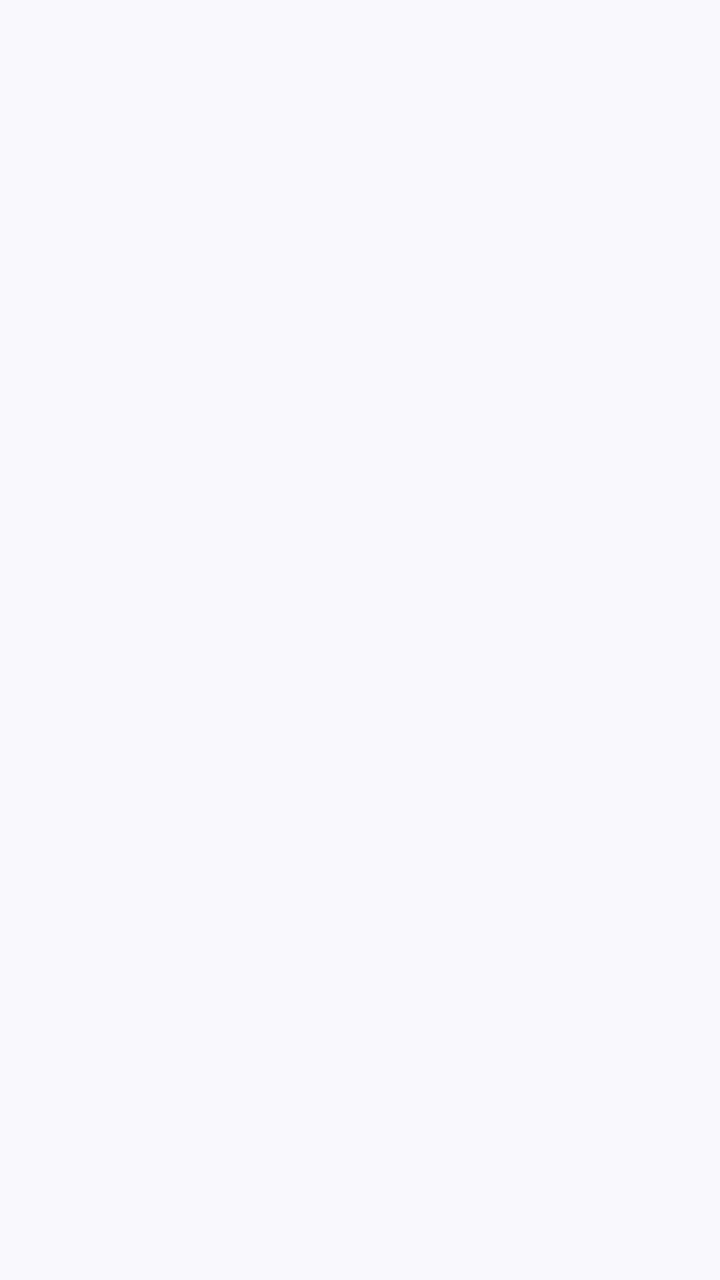
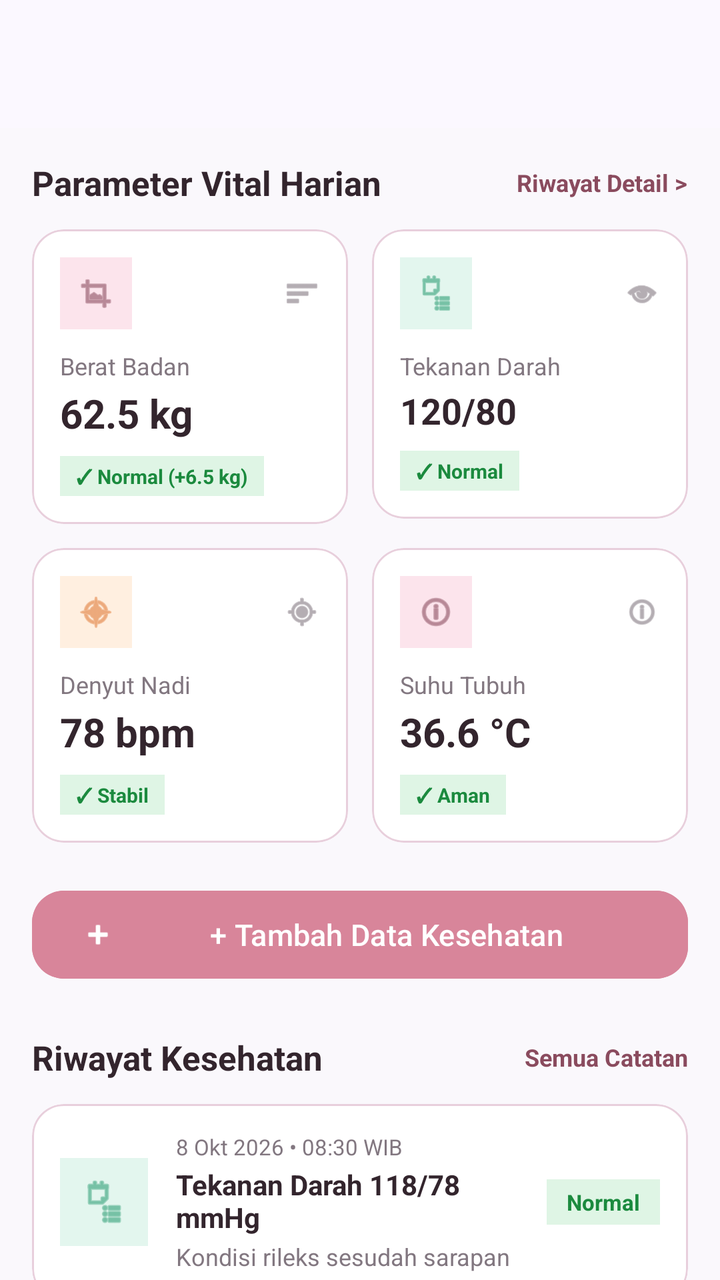

Screens rendered from an Android XML layout before and after an edit, with the pre-edit source and the edit as a unified diff.
<!-- AndroidManifest.xml: application theme Theme.Mutia -->
<!-- res/layout/fragment_kesehatan.xml -->
<?xml version="1.0" encoding="utf-8"?>
<androidx.coordinatorlayout.widget.CoordinatorLayout
    xmlns:android="http://schemas.android.com/apk/res/android"
    xmlns:app="http://schemas.android.com/apk/res-auto"
    xmlns:tools="http://schemas.android.com/tools"
    android:layout_width="match_parent"
    android:layout_height="match_parent"
    android:background="#FAF8FC"
    tools:context=".Kesehatan.KesehatanFragment">

    
    <com.google.android.material.appbar.AppBarLayout
        android:id="@+id/appBarLayout"
        android:layout_width="match_parent"
        android:layout_height="wrap_content"
        android:theme="@style/ThemeOverlay.MaterialComponents.Light"
        app:elevation="0dp">

        <androidx.appcompat.widget.Toolbar
            android:id="@+id/toolbar"
            android:layout_width="match_parent"
            android:layout_height="?attr/actionBarSize"
            android:background="#FBF8FF"
            app:layout_scrollFlags="scroll|enterAlways"
            app:subtitleTextColor="#8A4B5E"
            app:titleTextColor="#1B1B21" />

    </com.google.android.material.appbar.AppBarLayout>

    
    <androidx.core.widget.NestedScrollView
        android:layout_width="match_parent"
        android:layout_height="match_parent"
        android:fillViewport="true"
        app:layout_behavior="@string/appbar_scrolling_view_behavior">

        <LinearLayout
            android:layout_width="match_parent"
            android:layout_height="wrap_content"
            android:orientation="vertical"
            android:padding="16dp">

            
            <ListView
                android:id="@+id/listMessageItems"
                android:layout_width="match_parent"
                android:layout_height="250dp"
                android:nestedScrollingEnabled="true" />

            

            <ListView
                android:id="@+id/listMessageItems2"
                android:layout_width="match_parent"
                android:layout_height="250dp"
                android:nestedScrollingEnabled="true" />


        </LinearLayout>
    </androidx.core.widget.NestedScrollView>

</androidx.coordinatorlayout.widget.CoordinatorLayout>
<!-- resources referenced by this layout -->
<resources>
  <style name="Theme.Mutia" parent="Base.Theme.Mutia" />
  <style name="Base.Theme.Mutia" parent="Theme.Material3.DayNight.NoActionBar">
          
          
      </style>
</resources>

<!-- the commit's change to res/layout/fragment_kesehatan.xml (unified diff, before → after) -->
@@ -31,7 +31,9 @@
     <androidx.core.widget.NestedScrollView
         android:layout_width="match_parent"
         android:layout_height="match_parent"
+        android:clipToPadding="false"
         android:fillViewport="true"
+        android:paddingBottom="90dp"
         app:layout_behavior="@string/appbar_scrolling_view_behavior">
 
         <LinearLayout
@@ -41,22 +43,630 @@
             android:padding="16dp">
 
             
-            <ListView
-                android:id="@+id/listMessageItems"
-                android:layout_width="match_parent"
-                android:layout_height="250dp"
-                android:nestedScrollingEnabled="true" />
-
-            
-
-            <ListView
-                android:id="@+id/listMessageItems2"
-                android:layout_width="match_parent"
-                android:layout_height="250dp"
-                android:nestedScrollingEnabled="true" />
-
+            <LinearLayout
+                android:layout_width="match_parent"
+                android:layout_height="wrap_content"
+                android:layout_marginBottom="12dp"
+                android:gravity="center_vertical"
+                android:orientation="horizontal">
+
+                <TextView
+                    android:layout_width="0dp"
+                    android:layout_height="wrap_content"
+                    android:layout_weight="1"
+                    android:text="Parameter Vital Harian"
+                    android:textColor="#33252D"
+                    android:textSize="17sp"
+                    android:textStyle="bold" />
+
+                <TextView
+                    android:id="@+id/tvRiwayatDetail"
+                    android:layout_width="wrap_content"
+                    android:layout_height="wrap_content"
+                    android:text="Riwayat Detail >"
+                    android:textColor="#8A4B5E"
+                    android:textSize="12sp"
+                    android:textStyle="bold" />
+
+            </LinearLayout>
+
+            
+            <LinearLayout
+                android:layout_width="match_parent"
+                android:layout_height="wrap_content"
+                android:orientation="horizontal"
+                android:layout_marginBottom="12dp">
+
+                
+                <com.google.android.material.card.MaterialCardView
+                    android:layout_width="0dp"
+                    android:layout_height="wrap_content"
+                    android:layout_weight="1"
+                    android:layout_marginEnd="6dp"
+                    app:cardBackgroundColor="#FFFFFF"
+                    app:cardCornerRadius="16dp"
+                    app:cardElevation="0dp"
+                    app:strokeColor="#E8CFDC"
+                    app:strokeWidth="1dp">
+
+                    <LinearLayout
+                        android:layout_width="match_parent"
+                        android:layout_height="wrap_content"
+                        android:orientation="vertical"
+                        android:padding="14dp">
+
+                        <LinearLayout
+                            android:layout_width="match_parent"
+                            android:layout_height="wrap_content"
+                            android:gravity="center_vertical"
+                            android:orientation="horizontal"
+                            android:layout_marginBottom="10dp">
+
+                            <ImageView
+                                android:layout_width="36dp"
+                                android:layout_height="36dp"
+                                android:background="#FCE4EC"
+                                android:padding="8dp"
+                                android:src="@android:drawable/ic_menu_crop"
+                                app:tint="#8A4B5E"
+                                android:contentDescription="Berat badan" />
+
+                            <View
+                                android:layout_width="0dp"
+                                android:layout_height="0dp"
+                                android:layout_weight="1" />
+
+                            <ImageView
+                                android:layout_width="18dp"
+                                android:layout_height="18dp"
+                                android:src="@android:drawable/ic_menu_sort_by_size"
+                                app:tint="#827780"
+                                android:contentDescription="Trend" />
+                        </LinearLayout>
+
+                        <TextView
+                            android:layout_width="wrap_content"
+                            android:layout_height="wrap_content"
+                            android:text="Berat Badan"
+                            android:textColor="#827780"
+                            android:textSize="12sp" />
+
+                        <TextView
+                            android:layout_width="wrap_content"
+                            android:layout_height="wrap_content"
+                            android:layout_marginTop="2dp"
+                            android:text="62.5 kg"
+                            android:textColor="#33252D"
+                            android:textSize="20sp"
+                            android:textStyle="bold" />
+
+                        <TextView
+                            android:layout_width="wrap_content"
+                            android:layout_height="wrap_content"
+                            android:layout_marginTop="8dp"
+                            android:background="#DFF5E5"
+                            android:paddingHorizontal="8dp"
+                            android:paddingVertical="3dp"
+                            android:text="✓ Normal (+6.5 kg)"
+                            android:textColor="#1B8A3E"
+                            android:textSize="10sp"
+                            android:textStyle="bold" />
+
+                    </LinearLayout>
+                </com.google.android.material.card.MaterialCardView>
+
+                
+                <com.google.android.material.card.MaterialCardView
+                    android:layout_width="0dp"
+                    android:layout_height="wrap_content"
+                    android:layout_weight="1"
+                    android:layout_marginStart="6dp"
+                    app:cardBackgroundColor="#FFFFFF"
+                    app:cardCornerRadius="16dp"
+                    app:cardElevation="0dp"
+                    app:strokeColor="#E8CFDC"
+                    app:strokeWidth="1dp">
+
+                    <LinearLayout
+                        android:layout_width="match_parent"
+                        android:layout_height="wrap_content"
+                        android:orientation="vertical"
+                        android:padding="14dp">
+
+                        <LinearLayout
+                            android:layout_width="match_parent"
+                            android:layout_height="wrap_content"
+                            android:gravity="center_vertical"
+                            android:orientation="horizontal"
+                            android:layout_marginBottom="10dp">
+
+                            <ImageView
+                                android:layout_width="36dp"
+                                android:layout_height="36dp"
+                                android:background="#E3F6EE"
+                                android:padding="8dp"
+                                android:src="@android:drawable/ic_menu_agenda"
+                                app:tint="#2E9E75"
+                                android:contentDescription="Tekanan darah" />
+
+                            <View
+                                android:layout_width="0dp"
+                                android:layout_height="0dp"
+                                android:layout_weight="1" />
+
+                            <ImageView
+                                android:layout_width="18dp"
+                                android:layout_height="18dp"
+                                android:src="@android:drawable/ic_menu_view"
+                                app:tint="#827780"
+                                android:contentDescription="Detail" />
+                        </LinearLayout>
+
+                        <TextView
+                            android:layout_width="wrap_content"
+                            android:layout_height="wrap_content"
+                            android:text="Tekanan Darah"
+                            android:textColor="#827780"
+                            android:textSize="12sp" />
+
+                        <TextView
+                            android:layout_width="wrap_content"
+                            android:layout_height="wrap_content"
+                            android:layout_marginTop="2dp"
+                            android:text="120/80"
+                            android:textColor="#33252D"
+                            android:textSize="18sp"
+                            android:textStyle="bold" />
+
+                        <TextView
+                            android:layout_width="wrap_content"
+                            android:layout_height="wrap_content"
+                            android:layout_marginTop="8dp"
+                            android:background="#DFF5E5"
+                            android:paddingHorizontal="8dp"
+                            android:paddingVertical="3dp"
+                            android:text="✓ Normal"
+                            android:textColor="#1B8A3E"
+                            android:textSize="10sp"
+                            android:textStyle="bold" />
+
+                    </LinearLayout>
+                </com.google.android.material.card.MaterialCardView>
+
+            </LinearLayout>
+
+            
+            <LinearLayout
+                android:layout_width="match_parent"
+                android:layout_height="wrap_content"
+                android:orientation="horizontal"
+                android:layout_marginBottom="20dp">
+
+                
+                <com.google.android.material.card.MaterialCardView
+                    android:layout_width="0dp"
+                    android:layout_height="wrap_content"
+                    android:layout_weight="1"
+                    android:layout_marginEnd="6dp"
+                    app:cardBackgroundColor="#FFFFFF"
+                    app:cardCornerRadius="16dp"
+                    app:cardElevation="0dp"
+                    app:strokeColor="#E8CFDC"
+                    app:strokeWidth="1dp">
+
+                    <LinearLayout
+                        android:layout_width="match_parent"
+                        android:layout_height="wrap_content"
+                        android:orientation="vertical"
+                        android:padding="14dp">
+
+                        <LinearLayout
+                            android:layout_width="match_parent"
+                            android:layout_height="wrap_content"
+                            android:gravity="center_vertical"
+                            android:orientation="horizontal"
+                            android:layout_marginBottom="10dp">
+
+                            <ImageView
+                                android:layout_width="36dp"
+                                android:layout_height="36dp"
+                                android:background="#FFEFE0"
+                                android:padding="8dp"
+                                android:src="@android:drawable/ic_menu_compass"
+                                app:tint="#E07B39"
+                                android:contentDescription="Denyut nadi" />
+
+                            <View
+                                android:layout_width="0dp"
+                                android:layout_height="0dp"
+                                android:layout_weight="1" />
+
+                            <ImageView
+                                android:layout_width="18dp"
+                                android:layout_height="18dp"
+                                android:src="@android:drawable/ic_menu_mylocation"
+                                app:tint="#827780"
+                                android:contentDescription="Lokasi" />
+                        </LinearLayout>
+
+                        <TextView
+                            android:layout_width="wrap_content"
+                            android:layout_height="wrap_content"
+                            android:text="Denyut Nadi"
+                            android:textColor="#827780"
+                            android:textSize="12sp" />
+
+                        <TextView
+                            android:layout_width="wrap_content"
+                            android:layout_height="wrap_content"
+                            android:layout_marginTop="2dp"
+                            android:text="78 bpm"
+                            android:textColor="#33252D"
+                            android:textSize="20sp"
+                            android:textStyle="bold" />
+
+                        <TextView
+                            android:layout_width="wrap_content"
+                            android:layout_height="wrap_content"
+                            android:layout_marginTop="8dp"
+                            android:background="#DFF5E5"
+                            android:paddingHorizontal="8dp"
+                            android:paddingVertical="3dp"
+                            android:text="✓ Stabil"
+                            android:textColor="#1B8A3E"
+                            android:textSize="10sp"
+                            android:textStyle="bold" />
+
+                    </LinearLayout>
+                </com.google.android.material.card.MaterialCardView>
+
+                
+                <com.google.android.material.card.MaterialCardView
+                    android:layout_width="0dp"
+                    android:layout_height="wrap_content"
+                    android:layout_weight="1"
+                    android:layout_marginStart="6dp"
+                    app:cardBackgroundColor="#FFFFFF"
+                    app:cardCornerRadius="16dp"
+                    app:cardElevation="0dp"
+                    app:strokeColor="#E8CFDC"
+                    app:strokeWidth="1dp">
+
+                    <LinearLayout
+                        android:layout_width="match_parent"
+                        android:layout_height="wrap_content"
+                        android:orientation="vertical"
+                        android:padding="14dp">
+
+                        <LinearLayout
+                            android:layout_width="match_parent"
+                            android:layout_height="wrap_content"
+                            android:gravity="center_vertical"
+                            android:orientation="horizontal"
+                            android:layout_marginBottom="10dp">
+
+                            <ImageView
+                                android:layout_width="36dp"
+                                android:layout_height="36dp"
+                                android:background="#FCE4EC"
+                                android:padding="8dp"
+                                android:src="@android:drawable/ic_menu_info_details"
+                                app:tint="#8A4B5E"
+                                android:contentDescription="Suhu tubuh" />
+
+                            <View
+                                android:layout_width="0dp"
+                                android:layout_height="0dp"
+                                android:layout_weight="1" />
+
+                            <ImageView
+                                android:layout_width="18dp"
+                                android:layout_height="18dp"
+                                android:src="@android:drawable/ic_menu_info_details"
+                                app:tint="#827780"
+                                android:contentDescription="Info" />
+                        </LinearLayout>
+
+                        <TextView
+                            android:layout_width="wrap_content"
+                            android:layout_height="wrap_content"
+                            android:text="Suhu Tubuh"
+                            android:textColor="#827780"
+                            android:textSize="12sp" />
+
+                        <TextView
+                            android:layout_width="wrap_content"
+                            android:layout_height="wrap_content"
+                            android:layout_marginTop="2dp"
+                            android:text="36.6 °C"
+                            android:textColor="#33252D"
+                            android:textSize="20sp"
+                            android:textStyle="bold" />
+
+                        <TextView
+                            android:layout_width="wrap_content"
+                            android:layout_height="wrap_content"
+                            android:layout_marginTop="8dp"
+                            android:background="#DFF5E5"
+                            android:paddingHorizontal="8dp"
+                            android:paddingVertical="3dp"
+                            android:text="✓ Aman"
+                            android:textColor="#1B8A3E"
+                            android:textSize="10sp"
+                            android:textStyle="bold" />
+
+                    </LinearLayout>
+                </com.google.android.material.card.MaterialCardView>
+
+            </LinearLayout>
+
+            
+            <com.google.android.material.button.MaterialButton
+                android:id="@+id/btnTambahData"
+                android:layout_width="match_parent"
+                android:layout_height="52dp"
+                android:layout_marginBottom="24dp"
+                android:backgroundTint="#D8859A"
+                android:text="+ Tambah Data Kesehatan"
+                android:textColor="#FFFFFF"
+                android:textSize="15sp"
+                app:cornerRadius="16dp"
+                app:icon="@android:drawable/ic_input_add"
+                app:iconGravity="start"
+                app:iconTint="#FFFFFF" />
+
+            
+            <LinearLayout
+                android:layout_width="match_parent"
+                android:layout_height="wrap_content"
+                android:layout_marginBottom="12dp"
+                android:gravity="center_vertical"
+                android:orientation="horizontal">
+
+                <TextView
+                    android:layout_width="0dp"
+                    android:layout_height="wrap_content"
+                    android:layout_weight="1"
+                    android:text="Riwayat Kesehatan"
+                    android:textColor="#33252D"
+                    android:textSize="17sp"
+                    android:textStyle="bold" />
+
+                <TextView
+                    android:id="@+id/tvSemuaCatatan"
+                    android:layout_width="wrap_content"
+                    android:layout_height="wrap_content"
+                    android:text="Semua Catatan"
+                    android:textColor="#8A4B5E"
+                    android:textSize="12sp"
+                    android:textStyle="bold" />
+
+            </LinearLayout>
+
+            
+            <com.google.android.material.card.MaterialCardView
+                android:layout_width="match_parent"
+                android:layout_height="wrap_content"
+                android:layout_marginBottom="12dp"
+                app:cardBackgroundColor="#FFFFFF"
+                app:cardCornerRadius="16dp"
+                app:cardElevation="0dp"
+                app:strokeColor="#E8CFDC"
+                app:strokeWidth="1dp">
+
+                <LinearLayout
+                    android:layout_width="match_parent"
+                    android:layout_height="wrap_content"
+                    android:gravity="center_vertical"
+                    android:orientation="horizontal"
+                    android:padding="14dp">
+
+                    <ImageView
+                        android:layout_width="44dp"
+                        android:layout_height="44dp"
+                        android:background="#E3F6EE"
+                        android:padding="10dp"
+                        android:src="@android:drawable/ic_menu_agenda"
+                        app:tint="#2E9E75"
+                        android:contentDescription="Riwayat 1" />
+
+                    <LinearLayout
+                        android:layout_width="0dp"
+                        android:layout_height="wrap_content"
+                        android:layout_marginStart="14dp"
+                        android:layout_weight="1"
+                        android:orientation="vertical">
+
+                        <TextView
+                            android:layout_width="wrap_content"
+                            android:layout_height="wrap_content"
+                            android:text="8 Okt 2026 • 08:30 WIB"
+                            android:textColor="#827780"
+                            android:textSize="11sp" />
+
+                        <TextView
+                            android:layout_width="wrap_content"
+                            android:layout_height="wrap_content"
+                            android:layout_marginTop="2dp"
+                            android:text="Tekanan Darah 118/78 mmHg"
+                            android:textColor="#33252D"
+                            android:textSize="14sp"
+                            android:textStyle="bold" />
+
+                        <TextView
+                            android:layout_width="wrap_content"
+                            android:layout_height="wrap_content"
+                            android:layout_marginTop="2dp"
+                            android:text="Kondisi rileks sesudah sarapan"
+                            android:textColor="#827780"
+                            android:textSize="12sp" />
+
+                    </LinearLayout>
+
+                    <TextView
+                        android:layout_width="wrap_content"
+                        android:layout_height="wrap_content"
+                        android:background="#DFF5E5"
+                        android:paddingHorizontal="10dp"
+                        android:paddingVertical="4dp"
+                        android:text="Normal"
+                        android:textColor="#1B8A3E"
+                        android:textSize="11sp"
+                        android:textStyle="bold" />
+
+                </LinearLayout>
+            </com.google.android.material.card.MaterialCardView>
+
+            
+            <com.google.android.material.card.MaterialCardView
+                android:layout_width="match_parent"
+                android:layout_height="wrap_content"
+                android:layout_marginBottom="12dp"
+                app:cardBackgroundColor="#FFFFFF"
+                app:cardCornerRadius="16dp"
+                app:cardElevation="0dp"
+                app:strokeColor="#E8CFDC"
+                app:strokeWidth="1dp">
+
+                <LinearLayout
+                    android:layout_width="match_parent"
+                    android:layout_height="wrap_content"
+                    android:gravity="center_vertical"
+                    android:orientation="horizontal"
+                    android:padding="14dp">
+
+                    <ImageView
+                        android:layout_width="44dp"
+                        android:layout_height="44dp"
+                        android:background="#FCE4EC"
+                        android:padding="10dp"
+                        android:src="@android:drawable/ic_menu_crop"
+                        app:tint="#8A4B5E"
+                        android:contentDescription="Riwayat 2" />
+
+                    <LinearLayout
+                        android:layout_width="0dp"
+                        android:layout_height="wrap_content"
+                        android:layout_marginStart="14dp"
+                        android:layout_weight="1"
+                        android:orientation="vertical">
+
+                        <TextView
+                            android:layout_width="wrap_content"
+                            android:layout_height="wrap_content"
+                            android:text="5 Okt 2026 • 07:15 WIB"
+                            android:textColor="#827780"
+                            android:textSize="11sp" />
+
+                        <TextView
+                            android:layout_width="wrap_content"
+                            android:layout_height="wrap_content"
+                            android:layout_marginTop="2dp"
+                            android:text="Berat Badan 62.1 kg"
+                            android:textColor="#33252D"
+                            android:textSize="14sp"
+                            android:textStyle="bold" />
+
+                        <TextView
+                            android:layout_width="wrap_content"
+                            android:layout_height="wrap_content"
+                            android:layout_marginTop="2dp"
+                            android:text="Penimbangan rutin pagi hari"
+                            android:textColor="#827780"
+                            android:textSize="12sp" />
+
+                    </LinearLayout>
+
+                    <TextView
+                        android:layout_width="wrap_content"
+                        android:layout_height="wrap_content"
+                        android:background="#F3EEF8"
+                        android:paddingHorizontal="10dp"
+                        android:paddingVertical="4dp"
+                        android:text="+0.3 kg"
+                        android:textColor="#8A4B5E"
+                        android:textSize="11sp"
+                        android:textStyle="bold" />
+
+                </LinearLayout>
+            </com.google.android.material.card.MaterialCardView>
+
+            
+            <com.google.android.material.card.MaterialCardView
+                android:layout_width="match_parent"
+                android:layout_height="wrap_content"
+                android:layout_marginBottom="12dp"
+                app:cardBackgroundColor="#FFFFFF"
+                app:cardCornerRadius="16dp"
+                app:cardElevation="0dp"
+                app:strokeColor="#E8CFDC"
+                app:strokeWidth="1dp">
+
+                <LinearLayout
+                    android:layout_width="match_parent"
+                    android:layout_height="wrap_content"
+                    android:gravity="center_vertical"
+                    android:orientation="horizontal"
+                    android:padding="14dp">
+
+                    <ImageView
+                        android:layout_width="44dp"
+                        android:layout_height="44dp"
+                        android:background="#FFEFE0"
+                        android:padding="10dp"
+                        android:src="@android:drawable/ic_menu_my_calendar"
+                        app:tint="#E07B39"
+                        android:contentDescription="Riwayat 3" />
+
+                    <LinearLayout
+                        android:layout_width="0dp"
+                        android:layout_height="wrap_content"
+                        android:layout_marginStart="14dp"
+                        android:layout_weight="1"
+                        android:orientation="vertical">
+
+                        <TextView
+                            android:layout_width="wrap_content"
+                            android:layout_height="wrap_content"
+                            android:text="1 Okt 2026 • 10:00 WIB"
+                            android:textColor="#827780"
+                            android:textSize="11sp" />
+
+                        <TextView
+                            android:layout_width="wrap_content"
+                            android:layout_height="wrap_content"
+                            android:layout_marginTop="2dp"
+                            android:text="Pemeriksaan Rutin Bidan Rina"
+                            android:textColor="#33252D"
+                            android:textSize="14sp"
+                            android:textStyle="bold" />
+
+                        <TextView
+                            android:layout_width="wrap_content"
+                            android:layout_height="wrap_content"
+                            android:layout_marginTop="2dp"
+                            android:text="Hasil Baik &amp; Janin Aktif • DJJ 142 bpm"
+                            android:textColor="#827780"
+                            android:textSize="12sp" />
+
+                    </LinearLayout>
+
+                    <TextView
+                        android:layout_width="wrap_content"
+                        android:layout_height="wrap_content"
+                        android:background="#DFF5E5"
+                        android:paddingHorizontal="10dp"
+                        android:paddingVertical="4dp"
+                        android:text="Optimal"
+                        android:textColor="#1B8A3E"
+                        android:textSize="11sp"
+                        android:textStyle="bold" />
+
+                    </LinearLayout>
+            </com.google.android.material.card.MaterialCardView>
 
         </LinearLayout>
+
     </androidx.core.widget.NestedScrollView>
 
 </androidx.coordinatorlayout.widget.CoordinatorLayout>
